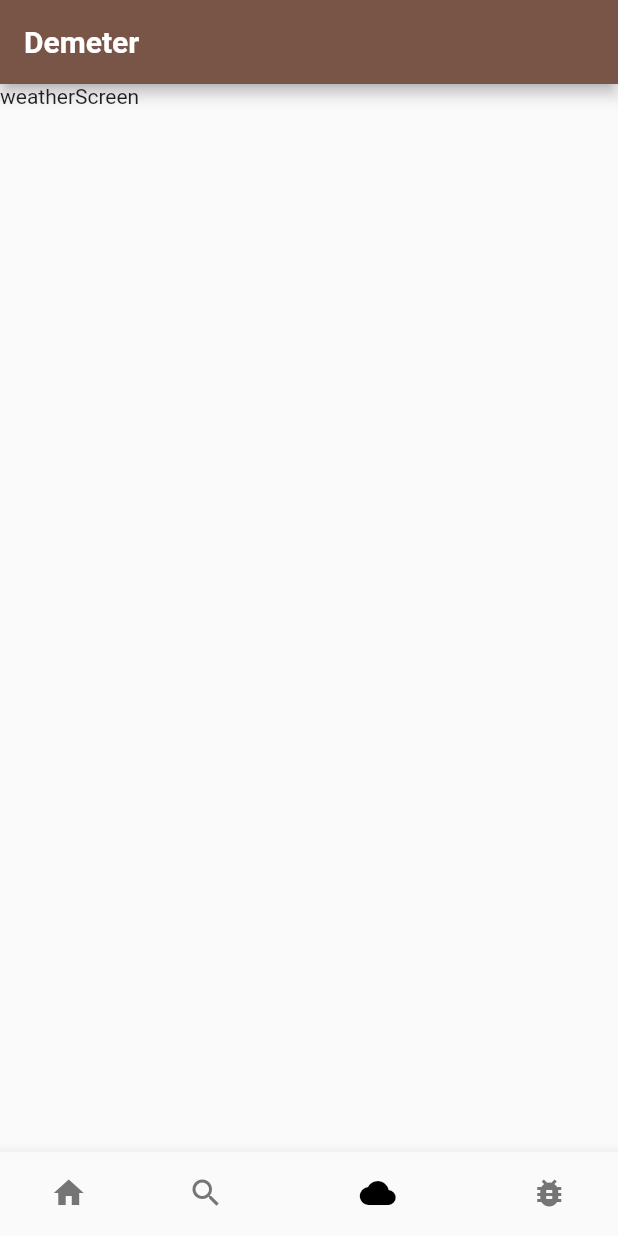
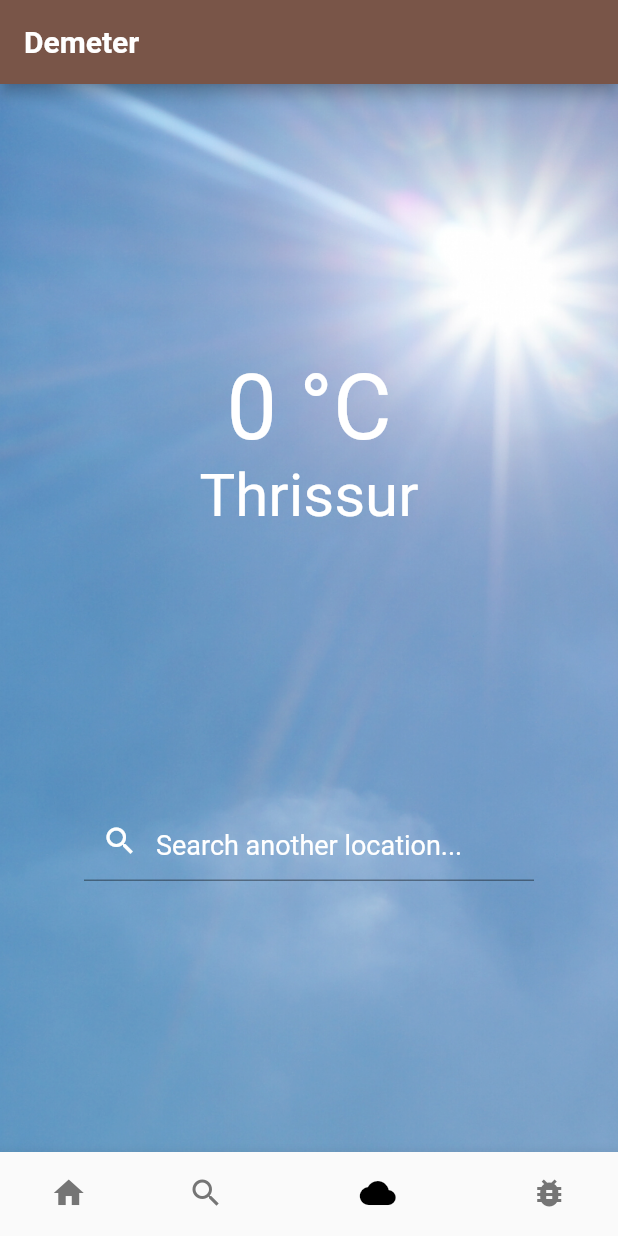
Before and after one commit to poulupj/agrithon, a Flutter app: the screen it shows after launch, item 3 of the bottom bar chosen, on a phone screen of 412 x 824 dp. Run offline on Flutter 3.47's test engine with Material 2 defaults, Android fonts, the phone set to English and light mode, and no system bars; our stand-ins replace flutter_spinkit, image_picker; missing offline and left inert: marquee_widget.

Commit message:
added temperory weather

```diff
--- a/lib/screens/BodyScreen.dart
+++ b/lib/screens/BodyScreen.dart
@@ -24,7 +24,7 @@ class _BodyScreenState extends State<BodyScreen> {
   static List <Widget> _widgetOptions = <Widget>[
     homeScreen(),
     searchScreen(),
-    weatherScreen(),
+    WeatherScreen(),
     diseaseScreen(),
   ];
 
--- a/lib/screens/weather_screen.dart
+++ b/lib/screens/weather_screen.dart
@@ -1,15 +1,62 @@
 import 'package:flutter/material.dart';
 
-class weatherScreen extends StatefulWidget {
+class WeatherScreen extends StatefulWidget {
   @override
-  _weatherScreenState createState() => _weatherScreenState();
+  _WeatherScreenState createState() => _WeatherScreenState();
 }
 
-class _weatherScreenState extends State<weatherScreen> {
+class _WeatherScreenState extends State<WeatherScreen> {
+  int temperature=0;
+  String location='Thrissur';
+
+
   @override
   Widget build(BuildContext context) {
-    return Container(
-        child: Text('weatherScreen')
+    return  Container(
+        decoration: BoxDecoration(
+          image: DecorationImage(
+              image: AssetImage('images/weather/clear.png'),
+              fit: BoxFit.cover
+          ),
+        ),
+        child: Center(
+            child: Column(
+              mainAxisAlignment: MainAxisAlignment.spaceEvenly,
+              crossAxisAlignment: CrossAxisAlignment.center,
+              children: [
+                Column(
+                  children: [
+                    Text(
+                      temperature.toString()+' °C',
+                      style: TextStyle(color: Colors.white,fontSize: 60.0),
+                    ),
+                    Text(
+                      location,
+                      style: TextStyle(color: Colors.white,fontSize: 40.0),
+                    )
+                  ],
+                ),
+                Column(
+                  children: [
+                    Container(
+                      width: 300,
+                      child: TextField(
+                        style: TextStyle(color: Colors.white, fontSize: 25),
+                        decoration: InputDecoration(
+                          hintText: 'Search another location...',
+                          hintStyle:
+                          TextStyle(color: Colors.white, fontSize: 18.0),
+                          prefixIcon: Icon(Icons.search, color: Colors.white),
+                        ),
+                      ),
+                    ),
+                  ],
+                ),
+              ],
+            ),
+
+        ),
+
     );
   }
 }
--- a/lib/widget/disease_tile.dart
+++ b/lib/widget/disease_tile.dart
@@ -0,0 +1,13 @@
+import 'package:flutter/material.dart';
+
+class diseaseTile extends StatefulWidget {
+  @override
+  _diseaseTileState createState() => _diseaseTileState();
+}
+
+class _diseaseTileState extends State<diseaseTile> {
+  @override
+  Widget build(BuildContext context) {
+    return Container();
+  }
+}
--- /dev/null
+++ b/lib/widget/loading.dart
@@ -0,0 +1,17 @@
+import 'package:flutter/material.dart';
+import 'package:flutter_spinkit/flutter_spinkit.dart';
+
+class Loading extends StatelessWidget {
+  @override
+  Widget build(BuildContext context) {
+    return Container(
+      color: Colors.brown[100],
+      child: Center(
+        child: SpinKitChasingDots(
+          color: Colors.brown,
+          size: 50.0,
+        ),
+      ),
+    );
+  }
+}
--- a/pubspec.yaml
+++ b/pubspec.yaml
@@ -26,6 +26,8 @@ dependencies:
 
   image_picker: ^0.6.7+12
   marquee_widget: "^0.8.0"
+  flutter_spinkit: "^4.1.2"
+  dio: ^3.0.10
 
   http: ^0.12.2
 
@@ -52,6 +54,7 @@ flutter:
   # To add assets to your application, add an assets section, like this:
   assets:
     - images/
+    - images/weather/
 
   # An image asset can refer to one or more resolution-specific "variants", see
   # https://flutter.dev/assets-and-images/#resolution-aware.
```
Also changed, not shown: images/weather/clear.png (added), images/weather/hail.png (added), images/weather/heavycloud.png (added), images/weather/heavyrain.png (added), images/weather/lightcloud.png (added), pubspec.lock, 5 other files.
